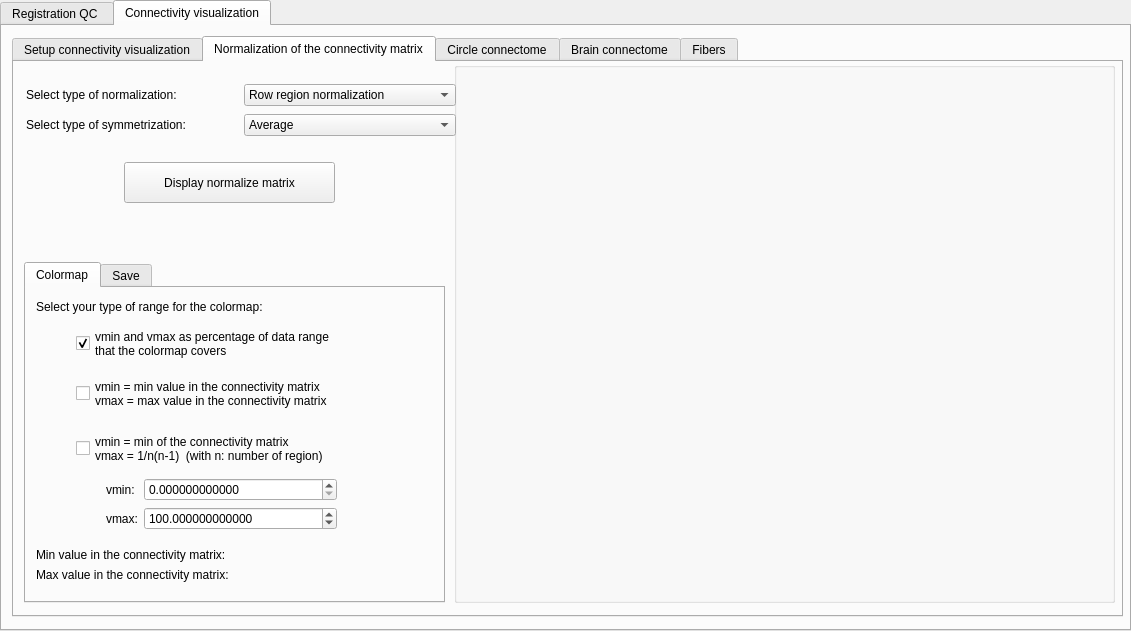
Above: CONTINUITY_QC/interface_visualization.ui from HZBCPP/CONTINUITY-lite before the change. Below: the same form after it.
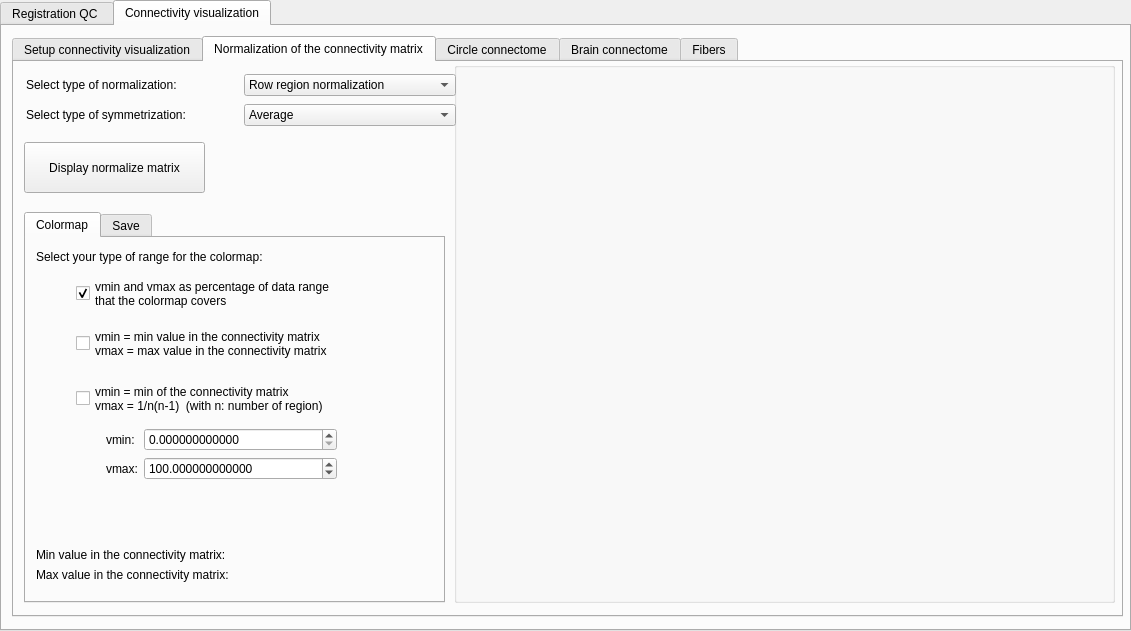
That is the form after the change. The open tabs and pages were chosen to show the change.

Commit message: ENH: display label connectivity matrix

Diff of the .ui file:
```diff
--- a/CONTINUITY_QC/interface_visualization.ui
+++ b/CONTINUITY_QC/interface_visualization.ui
@@ -845,7 +845,7 @@
       <property name="geometry">
        <rect>
         <x>12</x>
-        <y>20</y>
+        <y>10</y>
         <width>430</width>
         <height>58</height>
        </rect>
@@ -917,13 +917,13 @@
       <property name="geometry">
        <rect>
         <x>10</x>
-        <y>200</y>
+        <y>150</y>
         <width>421</width>
-        <height>341</height>
+        <height>391</height>
        </rect>
       </property>
       <property name="currentIndex">
-       <number>1</number>
+       <number>0</number>
       </property>
       <widget class="QWidget" name="tab_19">
        <attribute name="title">
@@ -933,7 +933,7 @@
         <property name="geometry">
          <rect>
           <x>10</x>
-          <y>260</y>
+          <y>310</y>
           <width>401</width>
           <height>42</height>
          </rect>
@@ -1060,7 +1060,7 @@
           <x>10</x>
           <y>260</y>
           <width>401</width>
-          <height>31</height>
+          <height>41</height>
          </rect>
         </property>
         <property name="text">
@@ -1273,16 +1273,32 @@
      <widget class="QPushButton" name="pushButton">
       <property name="geometry">
        <rect>
-        <x>110</x>
-        <y>100</y>
-        <width>211</width>
-        <height>41</height>
+        <x>10</x>
+        <y>80</y>
+        <width>181</width>
+        <height>51</height>
        </rect>
       </property>
       <property name="text">
        <string>Display normalize matrix</string>
       </property>
      </widget>
+     <widget class="QLabel" name="label_matrix">
+      <property name="geometry">
+       <rect>
+        <x>200</x>
+        <y>80</y>
+        <width>231</width>
+        <height>81</height>
+       </rect>
+      </property>
+      <property name="text">
+       <string/>
+      </property>
+      <property name="textInteractionFlags">
+       <set>Qt::LinksAccessibleByMouse|Qt::TextSelectableByKeyboard|Qt::TextSelectableByMouse</set>
+      </property>
+     </widget>
     </widget>
     <widget class="QWidget" name="tab_4">
      <attribute name="title">
```
The commit also changes 24 other files.
